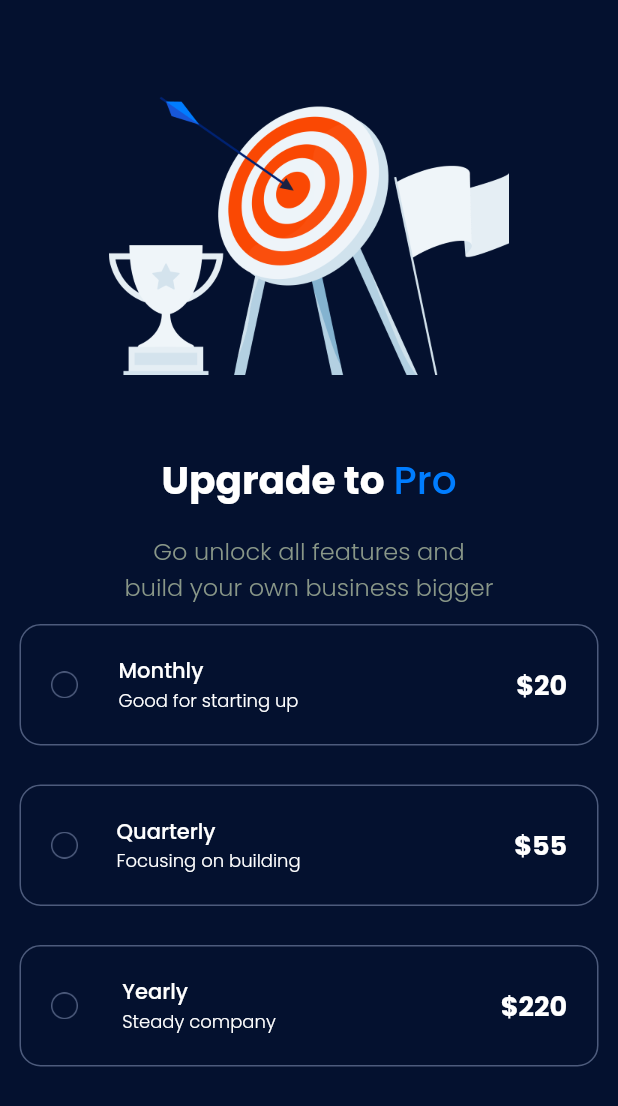
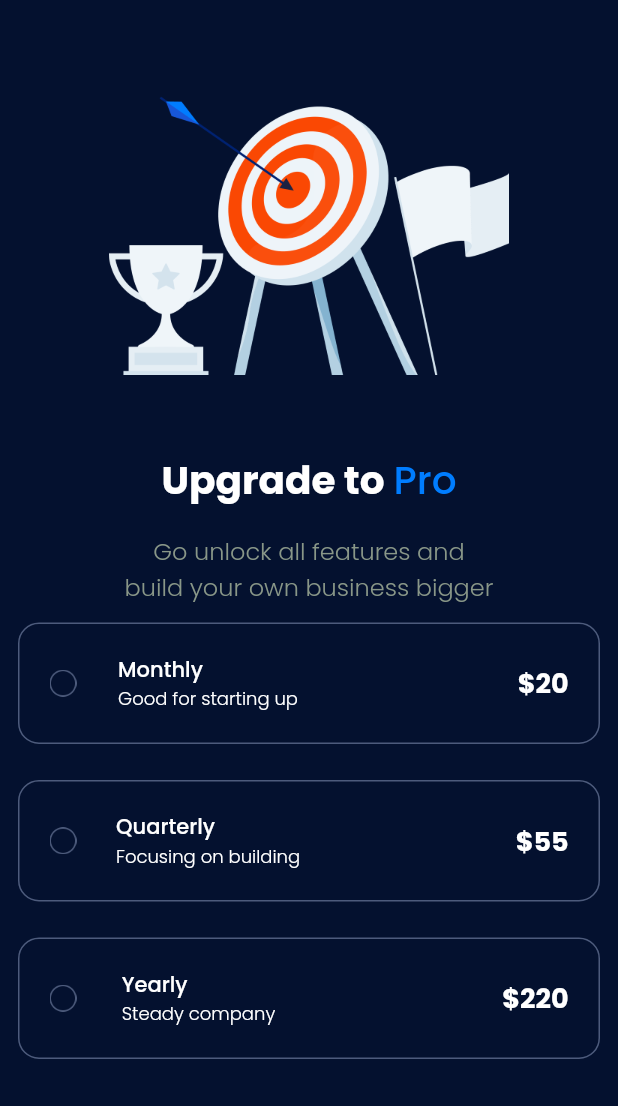
Before and after one commit to anugrahsputra/payment_app, a Flutter app: the screen it shows after launch, on a phone screen of 412 x 824 dp. Shown: the top 1106 px of the screen. Run offline on Flutter 3.47's test engine with Material 2 defaults, Android fonts, the phone set to English and light mode, and no system bars; our stand-ins replace google_fonts.

Commit message:
Add Widget Option

```diff
--- a/lib/main.dart
+++ b/lib/main.dart
@@ -24,7 +24,7 @@ class _PaymentAppState extends State<PaymentApp> {
         },
         child: Container(
           padding: EdgeInsets.all(20),
-          margin: EdgeInsets.all(13),
+          margin: EdgeInsets.all(12),
           decoration: BoxDecoration(
             borderRadius: BorderRadius.circular(14),
             border: Border.all(
```
